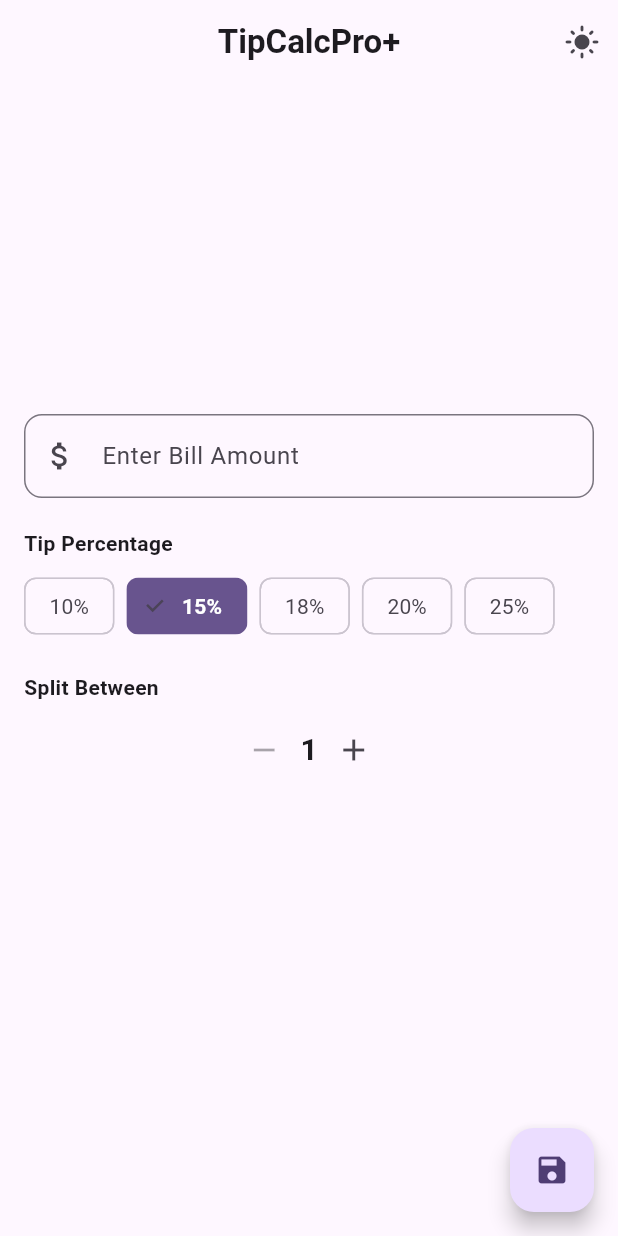
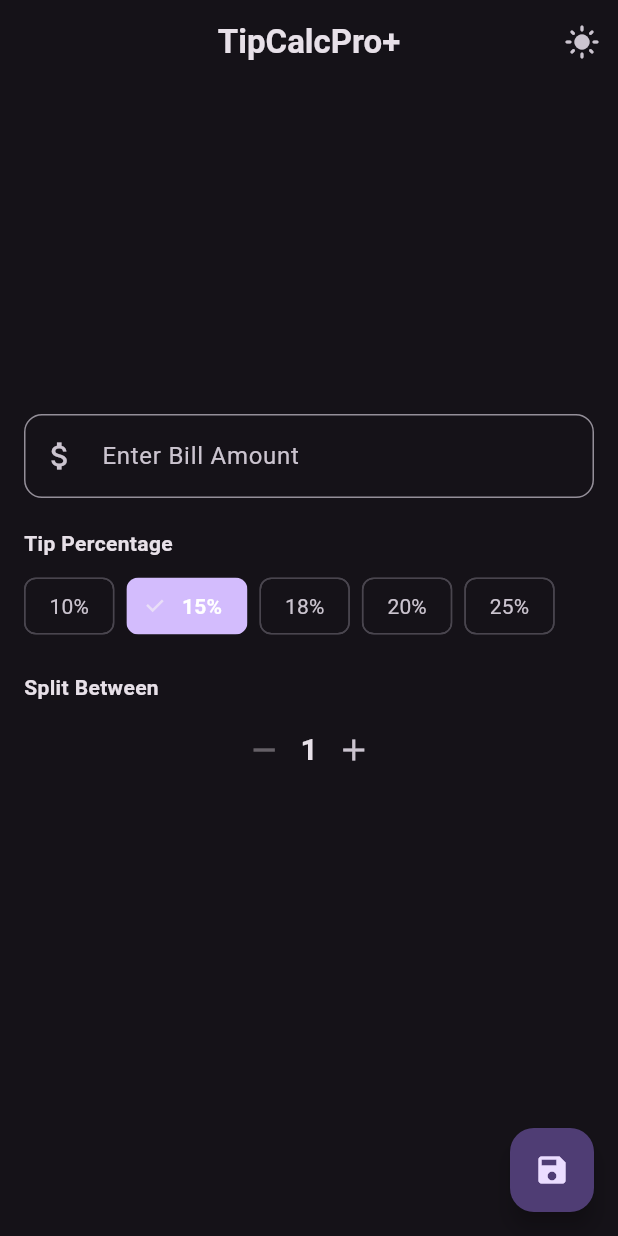
Before and after one commit to MrRogueKnight/TipCalcPro, a Flutter app: the screen it shows after launch, after a tap on the "dark mode" icon, on a phone screen of 412 x 824 dp. Run offline on Flutter 3.47's test engine with Material 3 defaults, Android fonts, the phone set to English and light mode, and no system bars; our stand-ins replace shared_preferences.

Commit message:
Update main.dart

```diff
--- a/tipcalcpro/lib/main.dart
+++ b/tipcalcpro/lib/main.dart
@@ -14,7 +14,8 @@
   WidgetsFlutterBinding.ensureInitialized();
   try {
     final prefs = await SharedPreferences.getInstance();
-    runApp(TipCalcPro(prefs: prefs));
+    final darkMode = prefs.getBool('darkMode') ?? false;
+    runApp(TipCalcPro(prefs: prefs, darkMode: darkMode));
   } catch (e) {
     runApp(const ErrorApp());
   }
@@ -28,7 +29,7 @@
     return MaterialApp(
       home: Scaffold(
         body: Center(
-          child: Text('Failed to initialize app: Please try again later'),
+          child: Text('Failed to initialize app. Please try again later.'),
         ),
       ),
     );
@@ -37,13 +38,20 @@
 
 class TipCalcPro extends StatelessWidget {
   final SharedPreferences prefs;
+  final bool darkMode;
 
-  const TipCalcPro({super.key, required this.prefs});
+  const TipCalcPro({
+    super.key,
+    required this.prefs,
+    required this.darkMode,
+  });
 
   @override
   Widget build(BuildContext context) {
     return MaterialApp(
       title: 'TipCalcPro+',
+      debugShowCheckedModeBanner: false,
+      themeMode: darkMode ? ThemeMode.dark : ThemeMode.light,
       theme: ThemeData(
         colorScheme: ColorScheme.fromSeed(
           seedColor: Colors.deepPurple,
@@ -58,9 +66,7 @@
         ),
         useMaterial3: true,
       ),
-      themeMode: ThemeMode.system,
       home: TipCalculatorScreen(prefs: prefs),
-      debugShowCheckedModeBanner: false,
     );
   }
 }
@@ -79,10 +85,12 @@
   double _billAmount = 0.0;
   int _split = 1;
   double _tipPercent = 15.0;
+  bool _darkMode = false;
+
   late AnimationController _animationController;
   late Animation<double> _animation;
+
   final List<Map<String, dynamic>> _history = [];
-  bool _darkMode = false;
 
   double get _tipAmount => _billAmount * _tipPercent / 100;
   double get _totalAmount => _billAmount + _tipAmount;
@@ -127,10 +135,19 @@
 
   Future<void> _toggleDarkMode() async {
     try {
-      await widget.prefs.setBool('darkMode', !_darkMode);
-      setState(() {
-        _darkMode = !_darkMode;
-      });
+      final newMode = !_darkMode;
+      await widget.prefs.setBool('darkMode', newMode);
+
+      if (mounted) {
+        Navigator.of(context).pushReplacement(
+          MaterialPageRoute(
+            builder: (context) => TipCalcPro(
+              prefs: widget.prefs,
+              darkMode: newMode,
+            ),
+          ),
+        );
+      }
     } catch (e) {
       debugPrint('Error saving dark mode preference: $e');
     }
@@ -231,6 +248,7 @@
               onIncrement: () => setState(() => _split++),
               onDecrement: () => setState(() => _split = _split > 1 ? _split - 1 : 1),
             ),
+            const SizedBox(height: 20),
             HistoryList(history: _history, onItemTap: _applyHistoryItem),
           ],
         ),
```
